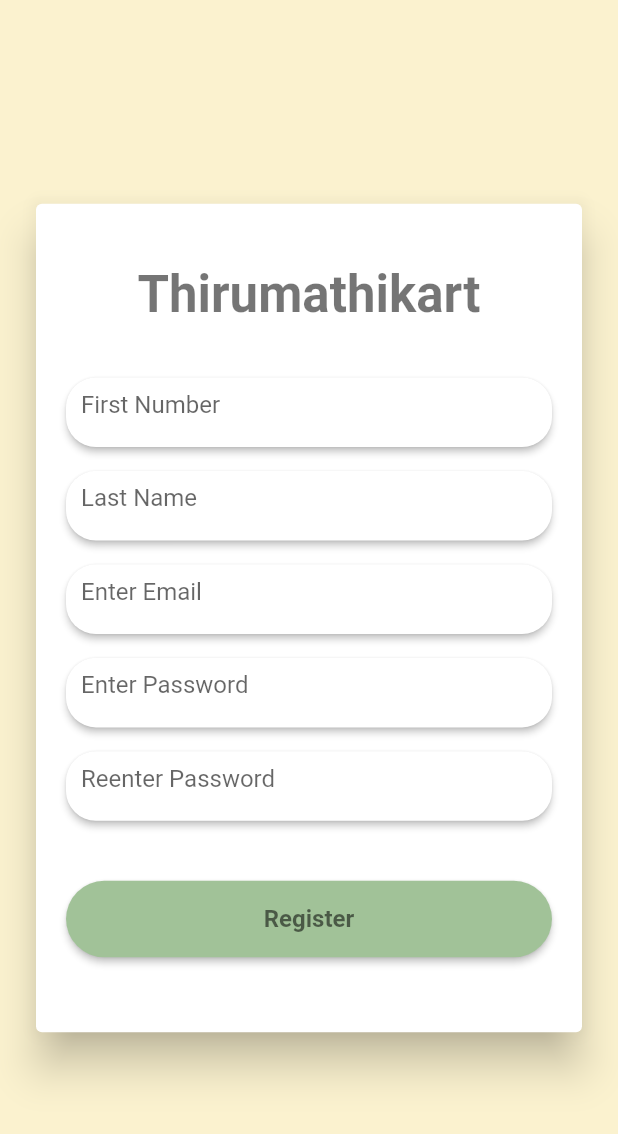
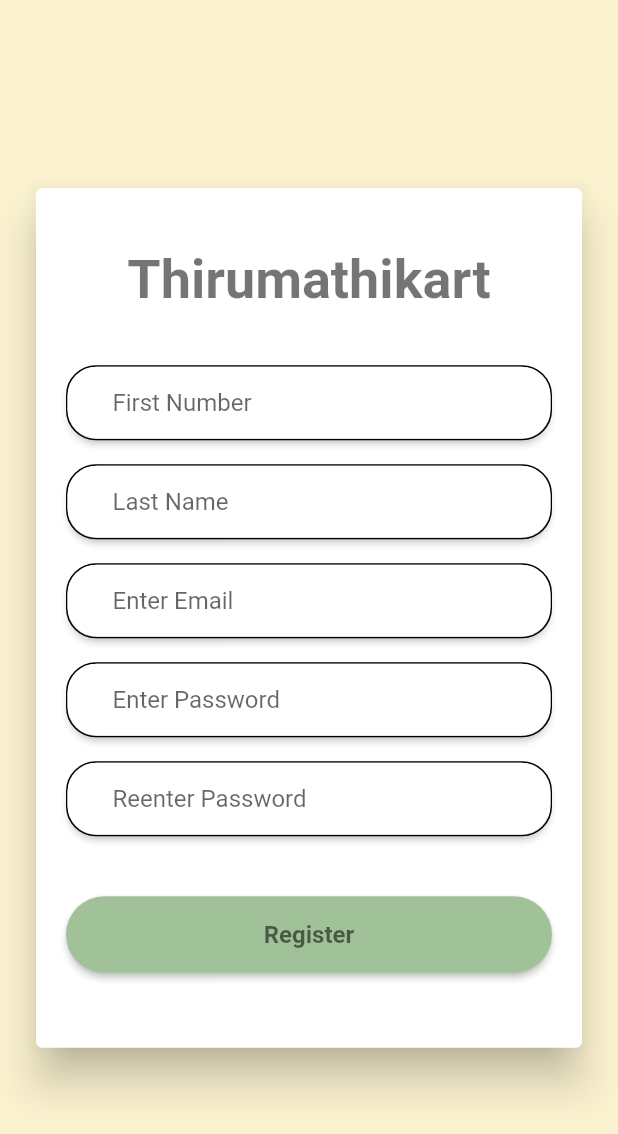
Before and after one commit to Thirumathikart/thirumathikart-client, a Flutter app: the RegisterPage screen opened by its route, on a phone screen of 412 x 824 dp. Shown: the top 1134 px of the screen. Run offline on Flutter 3.47's test engine with Material 2 defaults, Android fonts, the phone set to English and light mode, and no system bars; our stand-ins replace carousel_slider, font_awesome_flutter, get, get_storage, google_fonts, smooth_page_indicator; accounts and stored records are empty; Roboto replaces fonts that are missing (Avenir, Brawler).

Commit message:
TextView Padding and Unifrom size changes

```diff
--- a/lib/config/themes.dart
+++ b/lib/config/themes.dart
@@ -11,4 +11,5 @@
   static Color chakra = const Color.fromARGB(255, 13, 13, 173);
   static Color navColor = const Color(0xFFF8BBD0);
   static Color navHighlight = const Color(0xFFFCE4EC);
+  static Color subtle = const Color.fromRGBO(251, 242, 207, 1);
 }
--- a/lib/views/register.dart
+++ b/lib/views/register.dart
@@ -31,7 +31,7 @@
                         const Text(
                           'Thirumathikart',
                           style: TextStyle(
-                              fontSize: 34,
+                              fontSize: 36,
                               color: Colors.black54,
                               fontFamily: 'Avenir',
                               fontWeight: FontWeight.bold,
@@ -46,13 +46,17 @@
                             children: <Widget>[
                               Container(
                                 margin: const EdgeInsets.only(top: 16),
+                                decoration: BoxDecoration(
+                                    border: Border.all(
+                                      color: Colors.black,
+                                      width: 1,
+                                    ),
+                                    borderRadius: BorderRadius.circular(20)),
                                 child: Material(
                                   color: Colors.white,
                                   borderRadius: const BorderRadius.all(
                                       Radius.circular(20)),
                                   elevation: 2,
-                                  child: AspectRatio(
-                                    aspectRatio: 7 / 1,
                                   child: Center(
                                     child: TextFormField(
                                       style: const TextStyle(
@@ -62,77 +66,89 @@
                                         hintText: 'First Number',
                                         border: InputBorder.none,
                                         contentPadding: EdgeInsets.only(
-                                              left: 10.0, bottom: 12),
+                                          left: 30.0,
+                                        ),
                                       ),
                                       keyboardType: TextInputType.name,
                                     ),
                                   ),
                                 ),
                               ),
-                              ),
                               Container(
                                 margin: const EdgeInsets.only(top: 16),
+                                decoration: BoxDecoration(
+                                    border: Border.all(
+                                      color: Colors.black,
+                                      width: 1,
+                                    ),
+                                    borderRadius: BorderRadius.circular(20)),
                                 child: Material(
                                   color: Colors.white,
                                   borderRadius: const BorderRadius.all(
                                       Radius.circular(20)),
                                   elevation: 2,
-                                  child: AspectRatio(
-                                    aspectRatio: 7 / 1,
                                   child: Center(
                                     child: TextFormField(
                                       decoration: const InputDecoration(
                                         hintText: 'Last Name',
                                         border: InputBorder.none,
                                         contentPadding: EdgeInsets.only(
-                                              left: 10.0, bottom: 12),
+                                          left: 30.0,
+                                        ),
                                       ),
                                       keyboardType: TextInputType.name,
                                     ),
                                   ),
                                 ),
                               ),
-                              ),
                               Container(
                                 margin: const EdgeInsets.only(top: 16),
+                                decoration: BoxDecoration(
+                                    border: Border.all(
+                                      color: Colors.black,
+                                      width: 1,
+                                    ),
+                                    borderRadius: BorderRadius.circular(20)),
                                 child: Material(
                                   color: Colors.white,
                                   borderRadius: const BorderRadius.all(
                                       Radius.circular(20)),
                                   elevation: 2,
-                                  child: AspectRatio(
-                                    aspectRatio: 7 / 1,
                                   child: Center(
                                     child: TextFormField(
                                       decoration: const InputDecoration(
                                         hintText: 'Enter Email',
                                         border: InputBorder.none,
                                         contentPadding: EdgeInsets.only(
-                                              left: 10.0, bottom: 12),
+                                          left: 30.0,
                                         ),
-                                        keyboardType:
-                                            TextInputType.emailAddress,
                                       ),
+                                      keyboardType: TextInputType.emailAddress,
                                     ),
                                   ),
                                 ),
                               ),
                               Container(
                                 margin: const EdgeInsets.only(top: 16),
+                                decoration: BoxDecoration(
+                                    border: Border.all(
+                                      color: Colors.black,
+                                      width: 1,
+                                    ),
+                                    borderRadius: BorderRadius.circular(20)),
                                 child: Material(
                                   color: Colors.white,
                                   borderRadius: const BorderRadius.all(
                                       Radius.circular(20)),
                                   elevation: 2,
-                                  child: AspectRatio(
-                                    aspectRatio: 7 / 1,
                                   child: Center(
                                     child: TextFormField(
                                       decoration: const InputDecoration(
                                         hintText: 'Enter Password',
                                         border: InputBorder.none,
                                         contentPadding: EdgeInsets.only(
-                                              left: 10.0, bottom: 12),
+                                          left: 30.0,
+                                        ),
                                       ),
                                       keyboardType:
                                           TextInputType.visiblePassword,
@@ -140,9 +156,14 @@
                                   ),
                                 ),
                               ),
-                              ),
                               Container(
                                 margin: const EdgeInsets.only(top: 16),
+                                decoration: BoxDecoration(
+                                    border: Border.all(
+                                      color: Colors.black,
+                                      width: 1,
+                                    ),
+                                    borderRadius: BorderRadius.circular(20)),
                                 child: Material(
                                   color: Colors.white,
                                   borderRadius: const BorderRadius.all(
@@ -152,19 +173,17 @@
                                   child: Row(
                                     children: <Widget>[
                                       Expanded(
-                                        child: AspectRatio(
-                                          aspectRatio: 7 / 1,
                                         child: Center(
                                           child: TextFormField(
                                             decoration: const InputDecoration(
                                               hintText: 'Reenter Password',
                                               border: InputBorder.none,
                                               contentPadding: EdgeInsets.only(
-                                                    left: 10.0, bottom: 12),
+                                                left: 30.0,
+                                              ),
                                             ),
                                             keyboardType:
                                                 TextInputType.visiblePassword,
-                                            ),
                                           ),
                                         ),
                                       ),
--- a/lib/widgets/home/item_builder.dart
+++ b/lib/widgets/home/item_builder.dart
@@ -10,14 +10,14 @@
   Widget build(BuildContext context) => SizedBox(
         child: Expanded(
           child: Padding(
-            padding: const EdgeInsets.symmetric(horizontal: 30),
+            padding: const EdgeInsets.symmetric(horizontal: 20),
             child: GridView.builder(
               shrinkWrap: true,
               itemCount: products.length,
               gridDelegate: const SliverGridDelegateWithFixedCrossAxisCount(
                 crossAxisCount: 2,
                 mainAxisSpacing: 5,
-                crossAxisSpacing: 30,
+                crossAxisSpacing: 20,
                 childAspectRatio: 0.8,
               ),
               physics: const NeverScrollableScrollPhysics(),
--- a/lib/widgets/home/item_card.dart
+++ b/lib/widgets/home/item_card.dart
@@ -32,8 +32,8 @@
             ),
           ),
         ),
-        Padding(
-          padding: const EdgeInsets.symmetric(vertical: 7.5),
+        SizedBox(
+          height: 45,
           child: Center(
             child: Text(
               product.title!,
```
Also changed, not shown: lib/views/login.dart (+24 -23 lines). Lines whose indentation alone changed are shown as unchanged.
